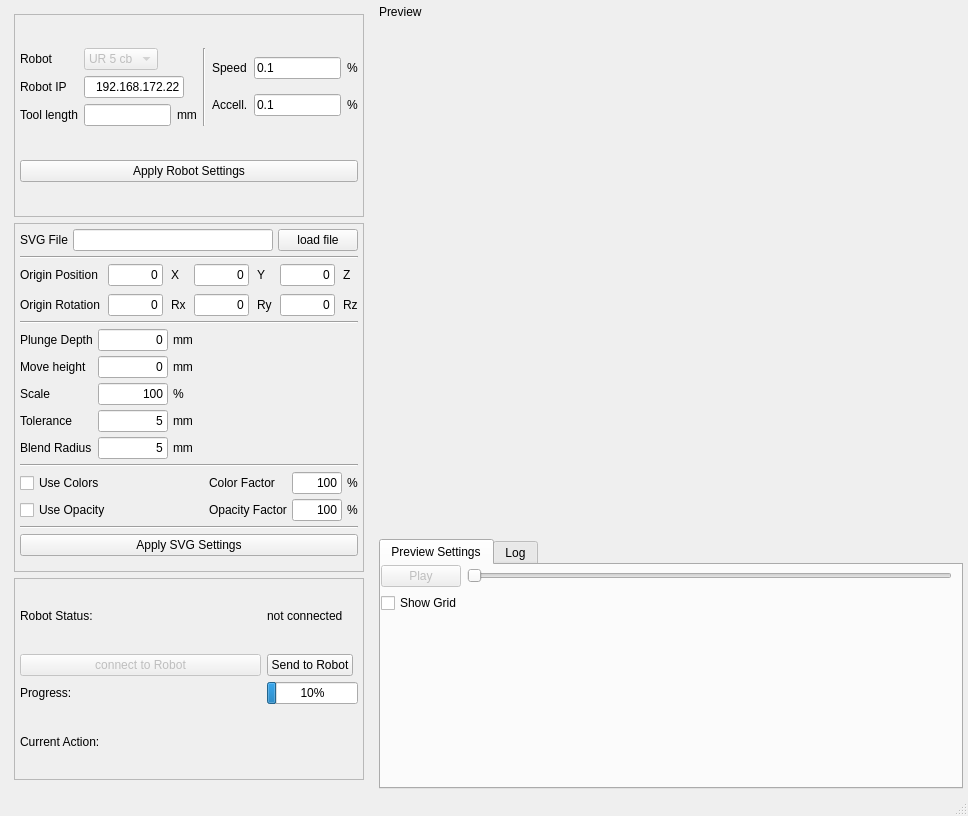
First picture: the form in UR_playground_mainwindow03.ui, repository robin-gdwl/UR_Playground, before the edit.
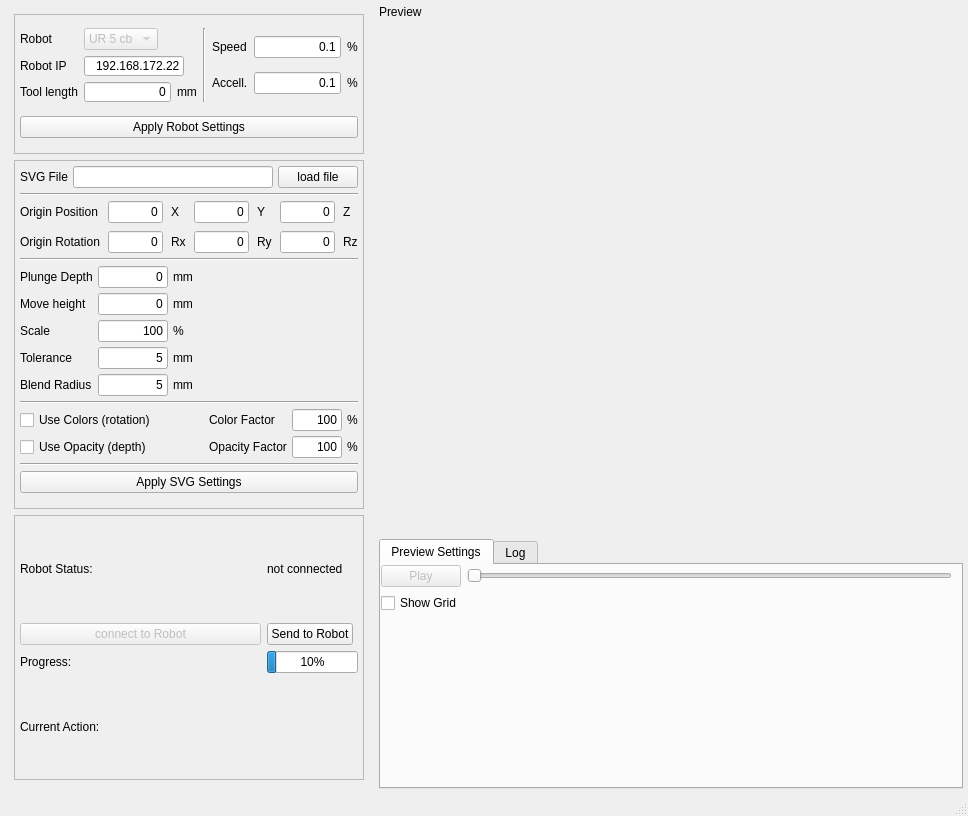
Second picture: the form after the edit.

Commit message:
added tool visualisation;
connected UI elements;
changed robot starting angles;
various small changes

```diff
--- a/UR_playground_mainwindow03.ui
+++ b/UR_playground_mainwindow03.ui
@@ -42,7 +42,7 @@
        <item>
         <widget class="QFrame" name="frame">
          <property name="sizePolicy">
-          <sizepolicy hsizetype="Maximum" vsizetype="Minimum">
+          <sizepolicy hsizetype="Maximum" vsizetype="Maximum">
            <horstretch>0</horstretch>
            <verstretch>0</verstretch>
           </sizepolicy>
@@ -50,13 +50,13 @@
          <property name="minimumSize">
           <size>
            <width>200</width>
-           <height>100</height>
+           <height>80</height>
           </size>
          </property>
          <property name="maximumSize">
           <size>
            <width>350</width>
-           <height>500</height>
+           <height>140</height>
           </size>
          </property>
          <property name="frameShape">
@@ -83,7 +83,20 @@
             <item row="2" column="1">
              <layout class="QHBoxLayout" name="horizontalLayout_2">
               <item>
-               <widget class="QLineEdit" name="lineEdit_2"/>
+               <widget class="QLineEdit" name="valToolLength">
+                <property name="maximumSize">
+                 <size>
+                  <width>16777215</width>
+                  <height>20</height>
+                 </size>
+                </property>
+                <property name="text">
+                 <string>0</string>
+                </property>
+                <property name="alignment">
+                 <set>Qt::AlignRight|Qt::AlignTrailing|Qt::AlignVCenter</set>
+                </property>
+               </widget>
               </item>
               <item>
                <widget class="QLabel" name="label_31">
@@ -150,7 +163,7 @@
               <property name="maximumSize">
                <size>
                 <width>100</width>
-                <height>60</height>
+                <height>20</height>
                </size>
               </property>
               <property name="inputMethodHints">
@@ -173,6 +186,9 @@
               <property name="text">
                <string>0.1</string>
               </property>
+              <property name="alignment">
+               <set>Qt::AlignRight|Qt::AlignTrailing|Qt::AlignVCenter</set>
+              </property>
              </widget>
             </item>
             <item row="0" column="0">
@@ -194,6 +210,9 @@
               <property name="text">
                <string>0.1</string>
               </property>
+              <property name="alignment">
+               <set>Qt::AlignRight|Qt::AlignTrailing|Qt::AlignVCenter</set>
+              </property>
              </widget>
             </item>
             <item row="0" column="2">
@@ -779,7 +798,7 @@
               <item row="0" column="0">
                <widget class="QCheckBox" name="checkBox">
                 <property name="text">
-                 <string>Use Colors</string>
+                 <string>Use Colors (rotation)</string>
                 </property>
                </widget>
               </item>
@@ -824,7 +843,7 @@
               <item row="1" column="0">
                <widget class="QCheckBox" name="checkBox_2">
                 <property name="text">
-                 <string>Use Opacity</string>
+                 <string>Use Opacity (depth)</string>
                 </property>
                </widget>
               </item>
```
Left out of the diff: 12 changed lines with no effect on the pictures. The commit also changes 5 other files.
